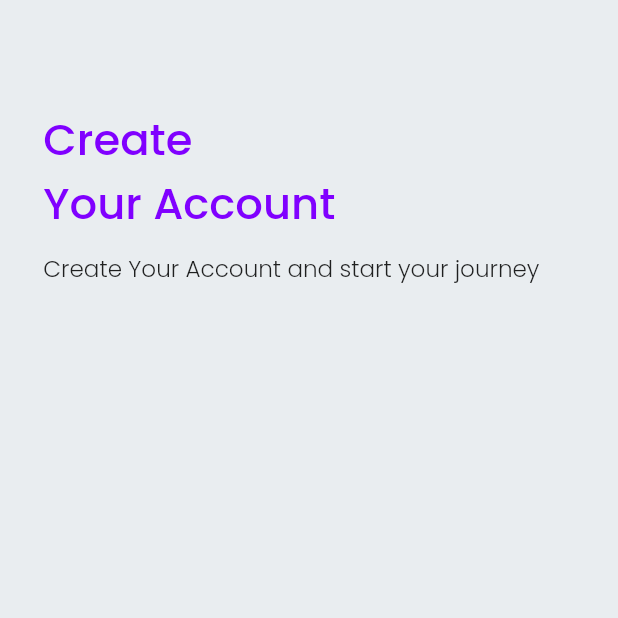
After one commit to sujon15-2813/tourapplication, a Flutter app: the SignUp screen opened by its route, on a phone screen of 412 x 824 dp, the top half of it. The commit adds this screen. Run offline on Flutter 3.47's test engine with Material 2 defaults, Android fonts, the phone set to English and light mode, and no system bars; our stand-ins replace dots_indicator, flutter_screenutil, get, google_fonts, lottie.

Commit message:
sign up screen UI

```diff
--- a/lib/const/app_color.dart
+++ b/lib/const/app_color.dart
@@ -2,4 +2,5 @@ import 'package:flutter/material.dart';
 
 class AppsColor {
   static const ScaffoldColor = Color(0xFFE9EDF0);
+  static const violetColor = Color(0xFF8000FF);
 }
--- a/lib/ui/route/route.dart
+++ b/lib/ui/route/route.dart
@@ -1,10 +1,12 @@
 import 'package:get/get.dart';
+import 'package:tourapplication/ui/views/auth/sign_up.dart';
 import 'package:tourapplication/ui/views/onboarding_screen.dart';
 import 'package:tourapplication/ui/views/splash_screen.dart';
 
 // akhane joto gulo page hobe seta dibo
 const String splash = "/splash-screen";
 const String onboarding = "/onboarding-screen";
+const String signUp = "/sign-up-screen";
 
 // control our page route flow
 //kon page theke  kon page a jabo seta list akare nichi
@@ -12,4 +14,5 @@ const String onboarding = "/onboarding-screen";
 List<GetPage> getpages = [
   GetPage(name: splash, page: () => SplashScreen()),
   GetPage(name: onboarding, page: () => OnboardingScreen()),
+  GetPage(name: signUp, page: () => SignUp()),
 ];
--- /dev/null
+++ b/lib/ui/views/auth/sign_up.dart
@@ -0,0 +1,33 @@
+import 'package:flutter/material.dart';
+import 'package:flutter_screenutil/flutter_screenutil.dart';
+import 'package:tourapplication/const/app_color.dart';
+
+class SignUp extends StatelessWidget {
+  @override
+  Widget build(BuildContext context) {
+    return SafeArea(
+      child: Scaffold(
+        body: Padding(
+          padding: EdgeInsets.only(left: 30.w, right: 30, top: 80.h),
+          child: Column(
+            crossAxisAlignment: CrossAxisAlignment.start,
+            children: [
+              Text(
+                "Create\nYour Account",
+                style: TextStyle(
+                    fontSize: 30.sp,
+                    fontWeight: FontWeight.w500,
+                    color: AppsColor.violetColor),
+              ),
+              SizedBox(height: 12.h),
+              Text(
+                "Create Your Account and start your journey",
+                style: TextStyle(fontSize: 16.sp, fontWeight: FontWeight.w300),
+              ),
+            ],
+          ),
+        ),
+      ),
+    );
+  }
+}
--- a/lib/ui/views/onboarding_screen.dart
+++ b/lib/ui/views/onboarding_screen.dart
@@ -4,7 +4,9 @@ import 'package:flutter_screenutil/flutter_screenutil.dart';
 import 'package:get/get.dart';
 import 'package:lottie/lottie.dart';
 import 'package:tourapplication/const/app_color.dart';
+import 'package:tourapplication/ui/route/route.dart';
 import 'package:tourapplication/ui/styles/style.dart';
+//import 'package:tourapplication/ui/views/auth/sign_up.dart';
 
 class OnboardingScreen extends StatelessWidget {
   List<String> _lottieFiles = [
@@ -84,7 +86,7 @@ class OnboardingScreen extends StatelessWidget {
                             InkWell(
                               onTap: () {
                                 if (_currentIndex == 2) {
-                                  print("Finished");
+                                  Get.toNamed(signUp);
                                 } else {
                                   _currentIndex + 1;
                                 }
```
